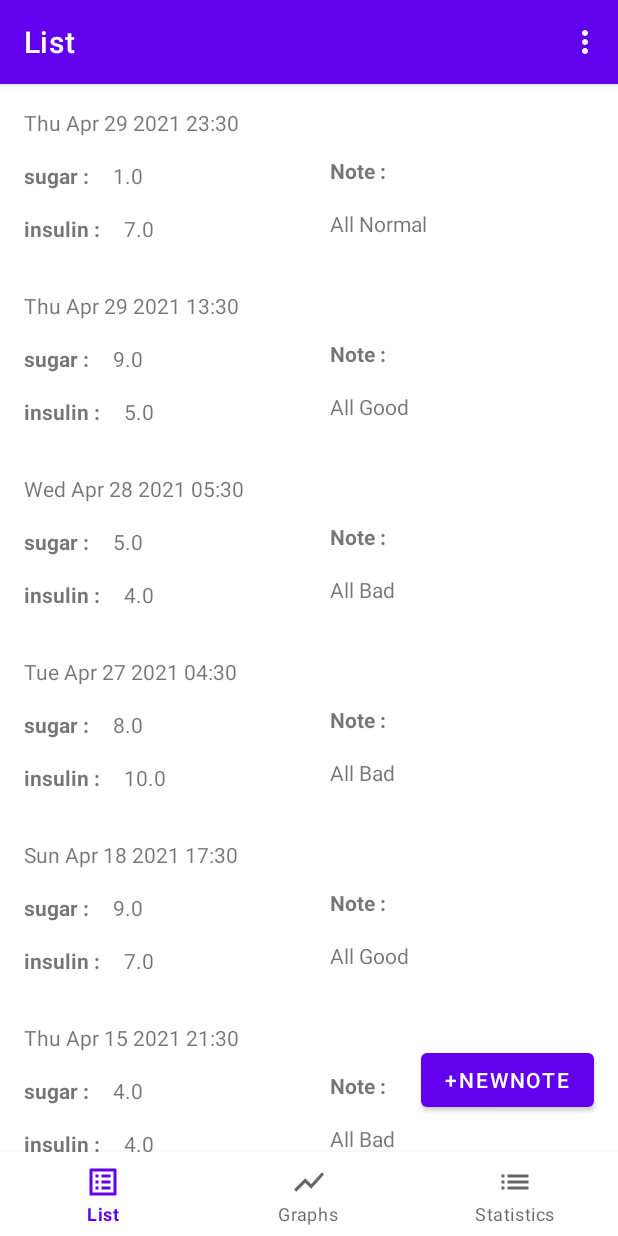
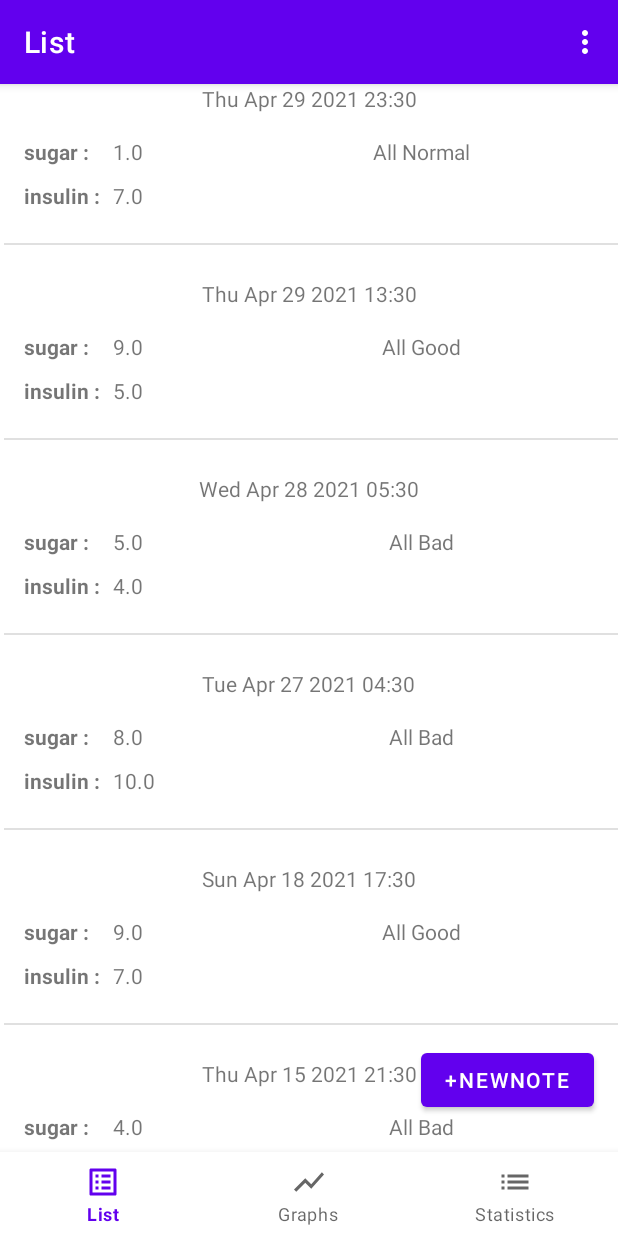
Before and after one commit to fatalms/android, an Android app: the screen it shows after launch (MainActivity), in the options menu, after a tap on "Add Test Data", on a phone screen of 412 x 824 dp. Run offline under Robolectric (Android 15) with nearby library versions, the phone set to English and light mode, and no system bars; our stand-ins replace Room's generated code, data binding, navigation-ui.

Commit message:
'commit'

```diff
--- a/app/src/main/java/com/zlogene/diabeticdiray/ui/screen/list/ListAdapter.kt
+++ b/app/src/main/java/com/zlogene/diabeticdiray/ui/screen/list/ListAdapter.kt
@@ -52,11 +52,6 @@ class ListAdapter : RecyclerView.Adapter<ListAdapter.ListViewHolder>() {
         val currentRecording = recordings[position]
         // полученный экземпляр записываем в textViews
         holder.bind(currentRecording)
-        // Redirect on detail fragment
-        holder.itemView.setOnClickListener {
-            val action = ListFragmentDirections.actionListFragmentToDetailFragment(recordings[position])
-            it.findNavController().navigate(action)
-        }
     }
 
     override fun getItemCount(): Int {
--- a/app/src/main/res/layout/list_item_layout.xml
+++ b/app/src/main/res/layout/list_item_layout.xml
@@ -27,18 +27,17 @@
 
         <androidx.constraintlayout.widget.ConstraintLayout
             android:id="@+id/row_background"
-            android:layout_width="match_parent"
-            android:layout_height="wrap_content"
-            app:layout_constraintTop_toTopOf="parent"
-            tools:layout_editor_absoluteX="0dp">
+            android:layout_width="412dp"
+            android:layout_height="130dp"
+            app:layout_constraintEnd_toEndOf="parent"
+            app:layout_constraintTop_toTopOf="parent">
 
             <TextView
                 android:id="@+id/data_textView"
                 android:layout_width="wrap_content"
                 android:layout_height="wrap_content"
-                android:layout_marginStart="16dp"
-                android:layout_marginTop="16dp"
                 android:text="@string/textViewPlug"
+                app:layout_constraintEnd_toEndOf="parent"
                 app:layout_constraintStart_toStartOf="parent"
                 app:layout_constraintTop_toTopOf="parent" />
 
@@ -55,56 +54,53 @@
                 android:id="@+id/insulin_textView"
                 android:layout_width="wrap_content"
                 android:layout_height="wrap_content"
-                android:layout_marginStart="16dp"
                 android:text="@string/textViewPlug"
-                app:layout_constraintStart_toEndOf="@+id/insulin_textViewLabel"
+                app:layout_constraintStart_toStartOf="@+id/sugar_textView"
                 app:layout_constraintTop_toTopOf="@+id/insulin_textViewLabel" />
 
             <TextView
                 android:id="@+id/sugar_textViewLabel"
                 android:layout_width="wrap_content"
                 android:layout_height="wrap_content"
+                android:layout_marginStart="16dp"
                 android:layout_marginTop="16dp"
                 android:text="@string/itemSugar"
                 android:textStyle="bold"
-                app:layout_constraintStart_toStartOf="@+id/data_textView"
+                app:layout_constraintStart_toStartOf="parent"
                 app:layout_constraintTop_toBottomOf="@+id/data_textView" />
 
             <TextView
                 android:id="@+id/insulin_textViewLabel"
                 android:layout_width="wrap_content"
                 android:layout_height="wrap_content"
-                android:layout_marginTop="16dp"
-                android:layout_marginBottom="16dp"
+                android:layout_marginTop="10dp"
                 android:text="@string/itemInsulin"
                 android:textStyle="bold"
-                app:layout_constraintBottom_toBottomOf="parent"
                 app:layout_constraintStart_toStartOf="@+id/sugar_textViewLabel"
                 app:layout_constraintTop_toBottomOf="@+id/sugar_textViewLabel" />
 
             <TextView
-                android:id="@+id/note_textViewLabel"
-                android:layout_width="wrap_content"
-                android:layout_height="wrap_content"
-                android:layout_marginStart="220dp"
-                android:layout_marginTop="48dp"
-                android:text="@string/itemNote"
-                android:textStyle="bold"
-                app:layout_constraintStart_toStartOf="parent"
-                app:layout_constraintTop_toTopOf="parent" />
-
-            <TextView
                 android:id="@+id/note_textView"
-                android:layout_width="0dp"
-                android:layout_height="wrap_content"
-                android:layout_marginTop="16dp"
+                android:layout_width="230dp"
+                android:layout_height="47dp"
                 android:layout_marginEnd="16dp"
                 android:ellipsize="end"
                 android:maxLines="2"
                 android:text="@string/textViewPlug"
+                android:textAlignment="center"
                 app:layout_constraintEnd_toEndOf="parent"
-                app:layout_constraintStart_toStartOf="@+id/note_textViewLabel"
-                app:layout_constraintTop_toBottomOf="@+id/note_textViewLabel" />
+                app:layout_constraintHorizontal_bias="1.0"
+                app:layout_constraintStart_toEndOf="@+id/insulin_textView"
+                app:layout_constraintTop_toTopOf="@+id/sugar_textView" />
+
+            <View
+                android:id="@+id/divider7"
+                android:layout_width="409dp"
+                android:layout_height="1dp"
+                android:background="?android:attr/listDivider"
+                app:layout_constraintBottom_toBottomOf="parent"
+                app:layout_constraintEnd_toEndOf="parent"
+                app:layout_constraintTop_toBottomOf="@+id/note_textView" />
 
         </androidx.constraintlayout.widget.ConstraintLayout>
 
--- a/app/src/main/res/values/strings.xml
+++ b/app/src/main/res/values/strings.xml
@@ -31,4 +31,5 @@
     <string name="Year">Year</string>
     <string name="insulinamount">InsulinAmount</string>
     <string name="NewNote">+NewNote</string>
+    <string name="SugarLevel">SugarLevel</string>
 </resources>
```
Also changed, not shown: app/src/main/java/com/zlogene/diabeticdiray/database/RecordingDAO.kt (+0 -15 lines), app/src/main/java/com/zlogene/diabeticdiray/ui/screen/addrecord/AddRecordFragment.kt (+2 -5 lines), app/src/main/res/layout/fragment_statistics.xml (+22 -15 lines), 1 other file.
